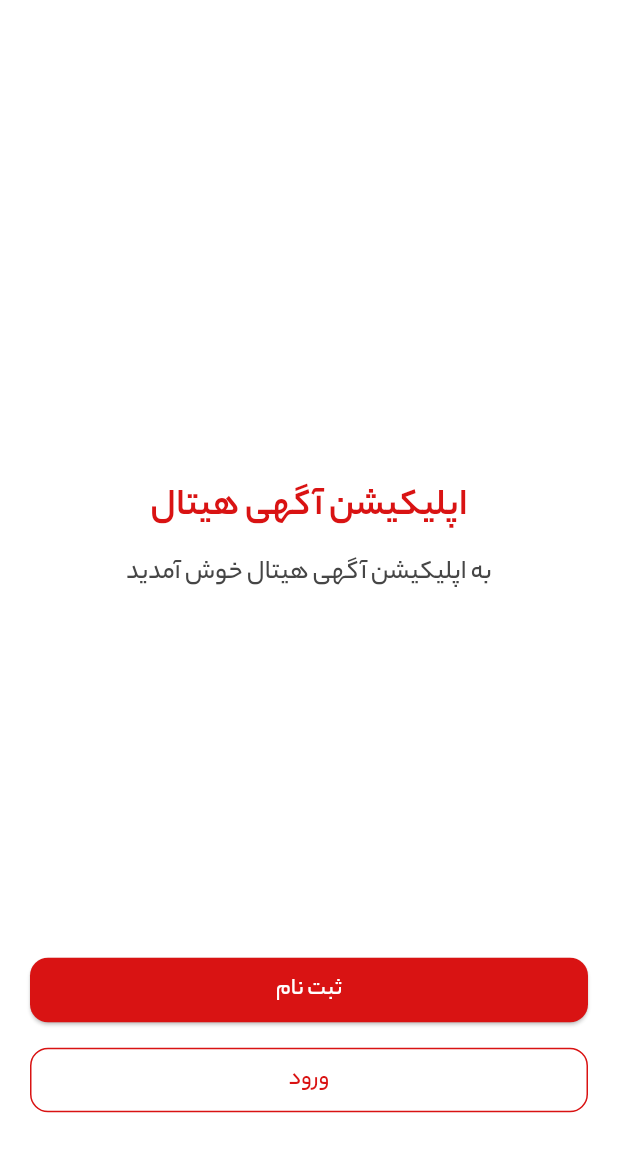
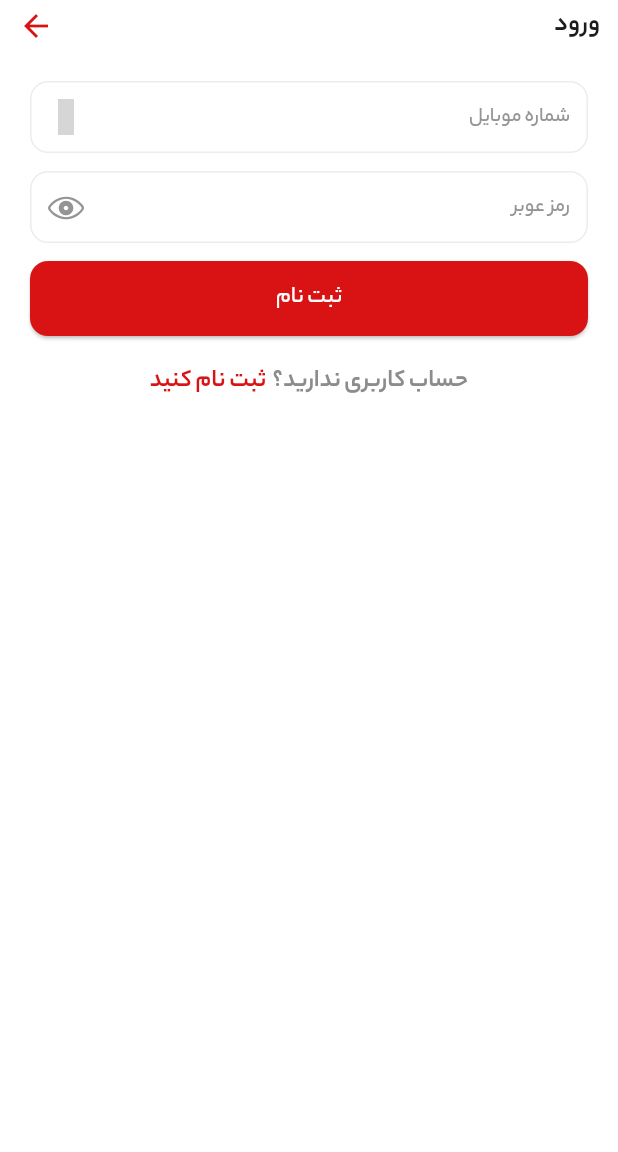
Before and after one commit to mohammad-dehghanifard/flutter_divar_clone, a Flutter app: the screen it shows after launch, after a tap on "ورود", on a phone screen of 412 x 824 dp. Shown: the top 1152 px of the screen. Run offline on Flutter 3.47's test engine with Material 3 defaults, Android fonts, the phone set to English and light mode, and no system bars; our stand-ins replace connectivity_plus, flutter_spinkit, get, iconsax; grey boxes are pictures that could not be loaded.

Commit message:
completed login page ui

```diff
--- /dev/null
+++ b/lib/modules/auth/pages/login_page.dart
@@ -0,0 +1,56 @@
+import 'package:flutter/cupertino.dart';
+import 'package:flutter/material.dart';
+import 'package:flutter_divar_clone/helpers/constant/distance.dart';
+import 'package:flutter_divar_clone/helpers/widgets/button_widget.dart';
+import 'package:flutter_divar_clone/helpers/widgets/text_field_widget.dart';
+import 'package:flutter_divar_clone/modules/auth/pages/register_page.dart';
+import 'package:flutter_divar_clone/modules/auth/widgets/auth_page_app_bar_widget.dart';
+import 'package:flutter_divar_clone/modules/auth/widgets/auth_page_footer_widget.dart';
+import 'package:get/get.dart';
+import 'package:iconsax/iconsax.dart';
+
+class LoginPage extends StatelessWidget {
+  const LoginPage({super.key});
+
+  @override
+  Widget build(BuildContext context) {
+    return  Scaffold(
+      body: SafeArea(
+        child: Column(
+         children: [
+           // app bar
+            const AuthPageAppBarWidget(title: "ورود"),
+           Padding(
+             padding: const EdgeInsets.all(Distance.bodyMargin),
+             child: SingleChildScrollView(
+               child: Column(
+                 children: [
+                   // phone number
+                   const TextFieldWidget(hintText: "شماره موبایل",icon: Iconsax.mobile),
+                   const SizedBox(height: 12),
+                   // pass word
+                   const TextFieldWidget(hintText: "رمز عوبر",
+                       icon: CupertinoIcons.eye,
+                       type: TextInputType.visiblePassword),
+                   const SizedBox(height: 12),
+                   // register button
+                   ButtonWidget(
+                       onTap: () {},
+                       height: 50,
+                       text: "ثبت نام"),
+                   const SizedBox(height: 18),
+                   AuthFooterWidget(
+                     onTap: () => Get.off(const RegisterPage()),
+                     text:"حساب کاربری ندارید؟",
+                     buttonText: "ثبت نام کنید",
+                   )
+                 ],
+               ),
+             ),
+           )
+         ],
+        ),
+      ),
+    );
+  }
+}
--- a/lib/modules/auth/pages/register_page.dart
+++ b/lib/modules/auth/pages/register_page.dart
@@ -3,9 +3,11 @@ import 'package:flutter/material.dart';
 import 'package:flutter_divar_clone/helpers/constant/distance.dart';
 import 'package:flutter_divar_clone/helpers/widgets/button_widget.dart';
 import 'package:flutter_divar_clone/helpers/widgets/text_field_widget.dart';
+import 'package:flutter_divar_clone/modules/auth/pages/login_page.dart';
 import 'package:flutter_divar_clone/modules/auth/widgets/auth_page_app_bar_widget.dart';
 import 'package:flutter_divar_clone/modules/auth/widgets/auth_page_footer_widget.dart';
 import 'package:flutter_divar_clone/modules/auth/widgets/select_province_and_city_button.dart';
+import 'package:get/get.dart';
 import 'package:iconsax/iconsax.dart';
 
 
@@ -58,7 +60,7 @@ class RegisterPage extends StatelessWidget {
                         text: "ثبت نام"),
                     const SizedBox(height: 18),
                     AuthFooterWidget(
-                      onTap: () {},
+                      onTap: () => Get.off(const LoginPage()),
                       text:"حساب کاربری دارید؟",
                       buttonText: "وارد شوید",
                     )
--- a/lib/modules/auth/pages/start_page.dart
+++ b/lib/modules/auth/pages/start_page.dart
@@ -1,6 +1,7 @@
 import 'package:flutter/material.dart';
 import 'package:flutter_divar_clone/helpers/constant/distance.dart';
 import 'package:flutter_divar_clone/helpers/widgets/button_widget.dart';
+import 'package:flutter_divar_clone/modules/auth/pages/login_page.dart';
 import 'package:flutter_divar_clone/modules/auth/pages/register_page.dart';
 import 'package:get/get.dart';
 
@@ -35,7 +36,7 @@ class StartPage extends StatelessWidget {
               const SizedBox(height: 12),
               // login
               ButtonWidget(
-                  onTap: () {},
+                  onTap: () => Get.to(const LoginPage()),
                   filled: false,
                   text: "ورود")
             ],
--- a/lib/modules/auth/widgets/auth_page_app_bar_widget.dart
+++ b/lib/modules/auth/widgets/auth_page_app_bar_widget.dart
@@ -1,5 +1,4 @@
 import 'package:flutter/material.dart';
-import 'package:flutter_divar_clone/helpers/constant/distance.dart';
 import 'package:get/get.dart';
 
 class AuthPageAppBarWidget extends StatelessWidget {
@@ -12,16 +11,15 @@ class AuthPageAppBarWidget extends StatelessWidget {
   @override
   Widget build(BuildContext context) {
     return Padding(
-      padding: const EdgeInsets.symmetric(horizontal: Distance.bodyMargin),
+      padding: const EdgeInsets.symmetric(horizontal: 12,vertical: 4),
       child: Row(
         children: [
           Text(title,style: const TextStyle(fontSize: 18,fontWeight: FontWeight.w700)),
           const Spacer(),
-          IconButton(
-              onPressed: () => Get.back(),
-              iconSize: 24,
-              color: Theme.of(context).colorScheme.primary,
-              icon: const Icon(Icons.arrow_forward_outlined))
+
+          GestureDetector(
+            onTap: () => Get.back(),
+              child: Icon(Icons.arrow_forward_outlined,color: Theme.of(context).colorScheme.primary,))
         ],
       ),
     );
```
